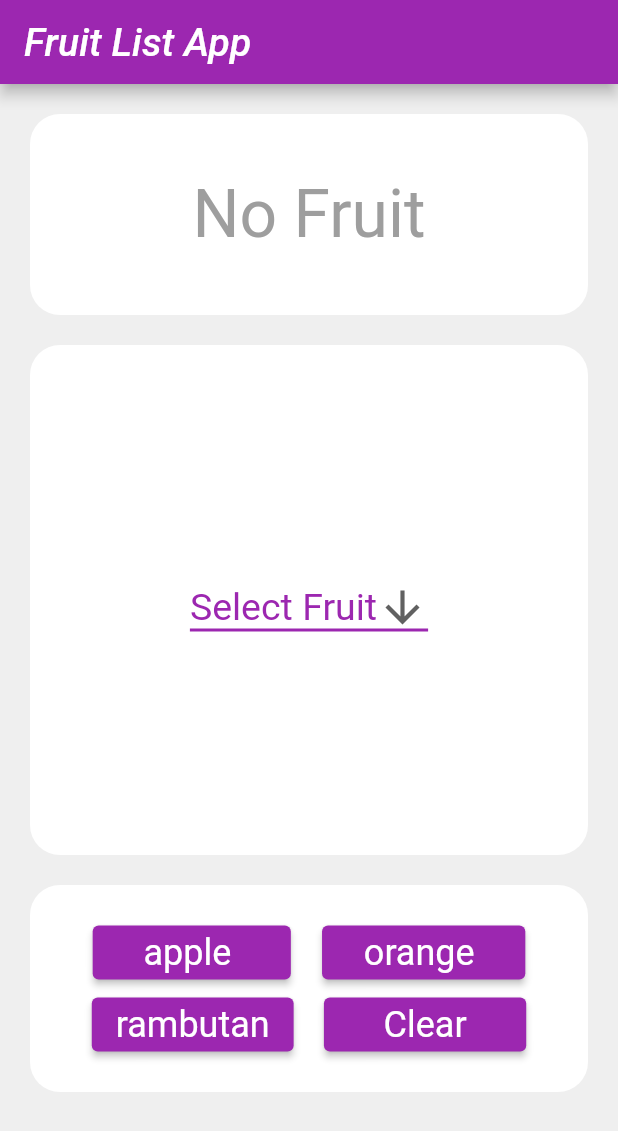
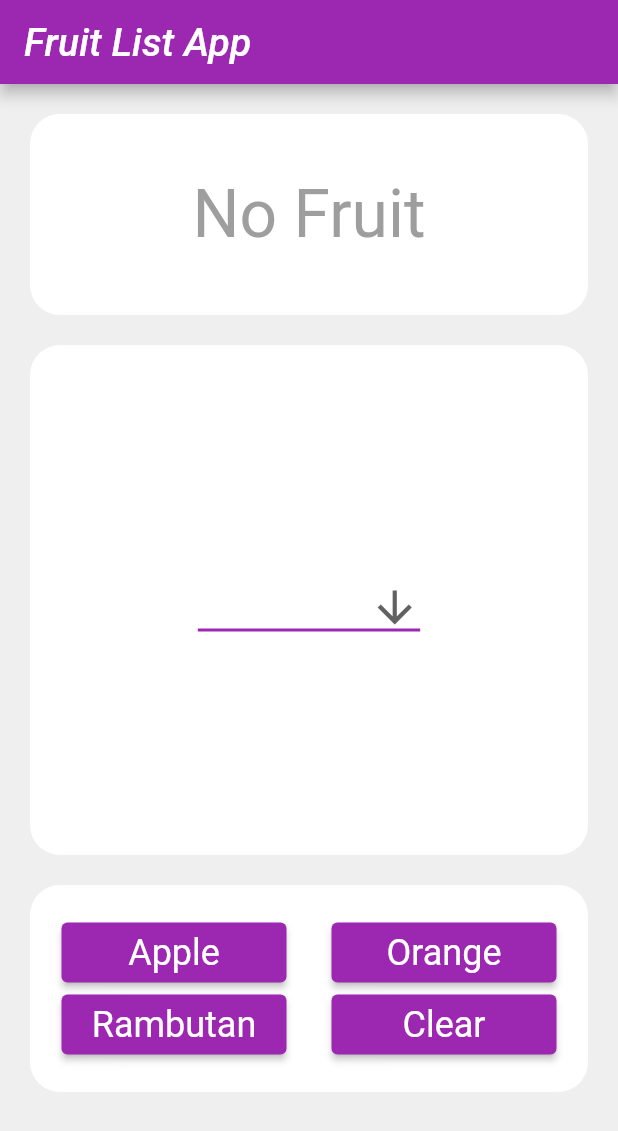
Before and after one commit to ObeidSalem/list_in_flutter, a Flutter app: the screen it shows after launch, on a phone screen of 412 x 824 dp. Shown: the top 1131 px of the screen. Run offline on Flutter 3.47's test engine with Material 2 defaults, Android fonts, the phone set to English and light mode, and no system bars; Roboto replaces fonts that are missing (Hind).

Commit message:
styles has been enhanced

```diff
--- a/lib/main.dart
+++ b/lib/main.dart
@@ -114,7 +114,7 @@ class MyAppState extends State<MyApp> {
                           height: 2,
                           color: Colors.purple,
                         ),
-                        items: <String>['Select Fruit', "Apple", "Orange", "Rambutan"].map((String value) {
+                        items: fruitList.map((String value) {
                           return DropdownMenuItem<String>(
                             value: value,
                             child: Text(value),
@@ -151,16 +151,25 @@ class MyAppState extends State<MyApp> {
                   child: Column(
                     children: [
                       Row(
-                        mainAxisAlignment: MainAxisAlignment.spaceEvenly,
+                        mainAxisAlignment: MainAxisAlignment.spaceBetween,
                         children: [
-                          ElevatedButton(child: Text('   apple    '), onPressed: () => {
+                          ElevatedButton(
+                              style: ElevatedButton.styleFrom(
+                                  fixedSize: const Size(150, 40),
+                              ),
+                              child: Text(fruitList[1]),
+                              onPressed: () => {
                                 setState(() {
                                   fruitIndex = 1;
                                 }),
                                 print('Button Pressed, fruitIndex value is ${fruitIndex} now'),
                               }),
-
-                          ElevatedButton(child: Text('  orange   '),onPressed: () => {
+                          ElevatedButton(
+                              style: ElevatedButton.styleFrom(
+                                fixedSize: const Size(150, 40),
+                              ),
+                              child: Text(fruitList[2]),
+                              onPressed: () => {
                                 setState(() {
                                   fruitIndex = 2;
                                 }),
@@ -169,16 +178,25 @@ class MyAppState extends State<MyApp> {
                         ],
                       ),
                       Row(
-                        mainAxisAlignment: MainAxisAlignment.spaceEvenly,
+                        mainAxisAlignment: MainAxisAlignment.spaceBetween,
                         children: [
-                          ElevatedButton(child: Text('rambutan'),onPressed: () => {
+                          ElevatedButton(
+                              style: ElevatedButton.styleFrom(
+                                fixedSize: const Size(150, 40),
+                              ),
+                              child: Text(fruitList[3]),
+                              onPressed: () => {
                                 setState(() {
                                   fruitIndex = 3;
                                 }),
                                 print('Button Pressed, fruitIndex value is ${fruitIndex} now'),
                               }),
-
-                          ElevatedButton(child: Text('    Clear    '),onPressed: () => {
+                          ElevatedButton(
+                              style: ElevatedButton.styleFrom(
+                                fixedSize: const Size(150, 40),
+                              ),
+                              child: Text('Clear'),
+                              onPressed: () => {
                                 setState(() {
                                   fruitIndex = 0;
                                 }),
```
Lines whose indentation alone changed are shown as unchanged.
